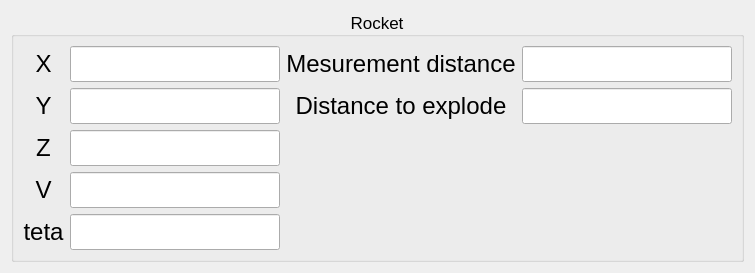
Old version of the form mainwindow/rocketinitialframe.ui in the repository Yegres5/diploma.
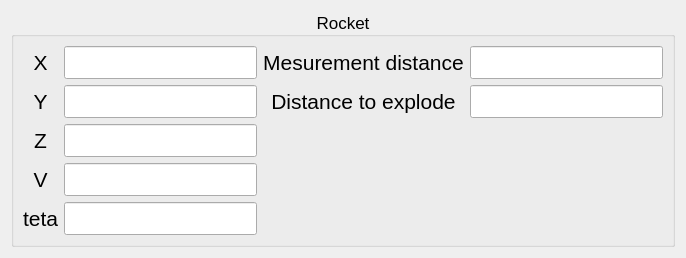
New version of the form.

Patch:
```diff
--- a/mainwindow/rocketinitialframe.ui
+++ b/mainwindow/rocketinitialframe.ui
@@ -6,8 +6,8 @@
    <rect>
     <x>0</x>
     <y>0</y>
-    <width>631</width>
-    <height>231</height>
+    <width>573</width>
+    <height>210</height>
    </rect>
   </property>
   <property name="font">
@@ -58,7 +58,7 @@
           </property>
           <property name="font">
            <font>
-            <pointsize>18</pointsize>
+            <pointsize>16</pointsize>
            </font>
           </property>
           <property name="text">
@@ -79,7 +79,7 @@
           </property>
           <property name="font">
            <font>
-            <pointsize>18</pointsize>
+            <pointsize>16</pointsize>
            </font>
           </property>
          </widget>
@@ -98,7 +98,7 @@
           </property>
           <property name="font">
            <font>
-            <pointsize>18</pointsize>
+            <pointsize>16</pointsize>
            </font>
           </property>
           <property name="text">
@@ -119,7 +119,7 @@
           </property>
           <property name="font">
            <font>
-            <pointsize>18</pointsize>
+            <pointsize>16</pointsize>
            </font>
           </property>
          </widget>
@@ -138,7 +138,7 @@
           </property>
           <property name="font">
            <font>
-            <pointsize>18</pointsize>
+            <pointsize>16</pointsize>
            </font>
           </property>
           <property name="text">
@@ -159,7 +159,7 @@
           </property>
           <property name="font">
            <font>
-            <pointsize>18</pointsize>
+            <pointsize>16</pointsize>
            </font>
           </property>
          </widget>
@@ -178,7 +178,7 @@
           </property>
           <property name="font">
            <font>
-            <pointsize>18</pointsize>
+            <pointsize>16</pointsize>
            </font>
           </property>
           <property name="text">
@@ -199,7 +199,7 @@
           </property>
           <property name="font">
            <font>
-            <pointsize>18</pointsize>
+            <pointsize>16</pointsize>
            </font>
           </property>
          </widget>
@@ -218,7 +218,7 @@
           </property>
           <property name="font">
            <font>
-            <pointsize>18</pointsize>
+            <pointsize>16</pointsize>
            </font>
           </property>
           <property name="text">
@@ -239,7 +239,7 @@
           </property>
           <property name="font">
            <font>
-            <pointsize>18</pointsize>
+            <pointsize>16</pointsize>
            </font>
           </property>
          </widget>
@@ -258,7 +258,7 @@
           </property>
           <property name="font">
            <font>
-            <pointsize>18</pointsize>
+            <pointsize>16</pointsize>
            </font>
           </property>
           <property name="text">
@@ -279,7 +279,7 @@
           </property>
           <property name="font">
            <font>
-            <pointsize>18</pointsize>
+            <pointsize>16</pointsize>
            </font>
           </property>
          </widget>
@@ -298,7 +298,7 @@
           </property>
           <property name="font">
            <font>
-            <pointsize>18</pointsize>
+            <pointsize>16</pointsize>
            </font>
           </property>
           <property name="text">
@@ -319,7 +319,7 @@
           </property>
           <property name="font">
            <font>
-            <pointsize>18</pointsize>
+            <pointsize>16</pointsize>
            </font>
           </property>
          </widget>
```
